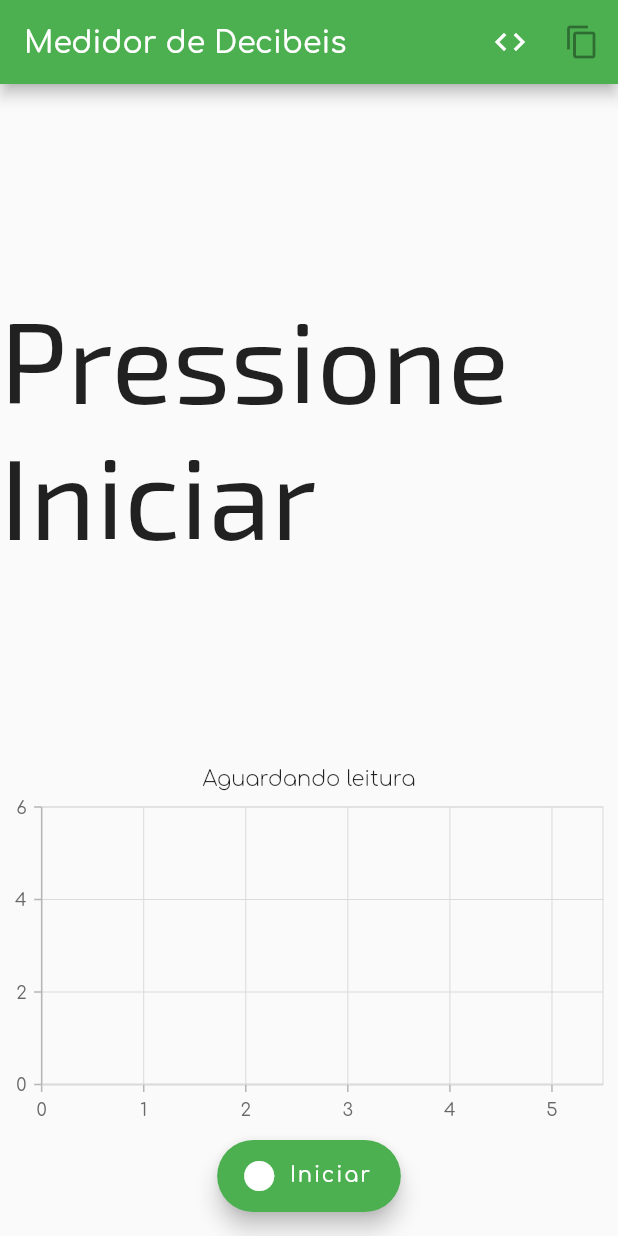
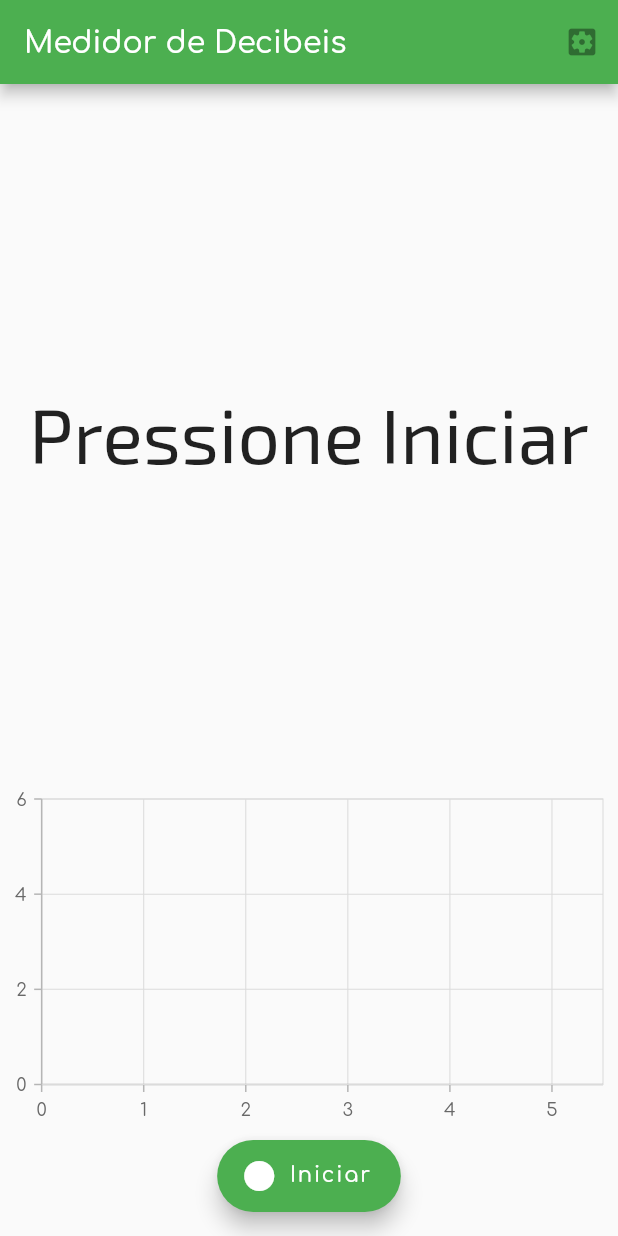
Before and after one commit to MarcosXavier93/IoT_Detector_de_Som, a Flutter app: the screen it shows after launch, on a phone screen of 412 x 824 dp. Run offline on Flutter 3.47's test engine with Material 2 defaults, Android fonts, the phone set to English and light mode, and no system bars; our stand-ins replace google_fonts, syncfusion_flutter_charts; missing offline and left inert: noise_meter.

Commit message:
Alterando Funcao Criar Grafico

```diff
--- a/iot_detector_de_som/lib/Dart.dart
+++ b/iot_detector_de_som/lib/Dart.dart
@@ -0,0 +1,9 @@
+
+
+class _ChartData {
+  final double? maxDB;
+  final double? meanDB;
+  final double frames;
+
+  _ChartData(this.maxDB, this.meanDB, this.frames);
+}
--- a/iot_detector_de_som/lib/Decibeis.dart
+++ b/iot_detector_de_som/lib/Decibeis.dart
@@ -5,12 +5,19 @@ import 'package:google_fonts/google_fonts.dart';
 import 'package:noise_meter/noise_meter.dart';
 import 'package:syncfusion_flutter_charts/charts.dart';
 import 'package:url_launcher/url_launcher.dart';
-
-
+import 'Dart.dart';
 
 class NoiseApp extends StatefulWidget {
   @override
   _NoiseAppState createState() => _NoiseAppState();
+}
+
+class _ChartData {
+  final double? maxDB;
+  final double? meanDB;
+  final double frames;
+
+  _ChartData(this.maxDB, this.meanDB, this.frames);
 }
 
 class _NoiseAppState extends State<NoiseApp> {
@@ -110,6 +117,10 @@ class _NoiseAppState extends State<NoiseApp> {
       ));
     }
   }
+  openSetting()  {
+
+  }
+
 
   @override
   Widget build(BuildContext context) {
@@ -123,16 +134,13 @@ class _NoiseAppState extends State<NoiseApp> {
         title: Text('Medidor de Decibeis'),
         actions: [
           IconButton(
-              tooltip: 'Codigo Fonte no Github',
-              icon: Icon(Icons.code_outlined),
-              onPressed: openGithub),
-          IconButton(
-            tooltip: 'Copiar os valores',
-            icon: Icon(Icons.copy),
-            onPressed: maxDB != null ? () => copyValue(_isDark) : null,
-          )
+            tooltip: 'Configuracoes',
+            icon: Icon(Icons.settings_applications),
+              onPressed: openSetting(),)
         ],
       ),
+
+
       floatingActionButtonLocation: FloatingActionButtonLocation.centerFloat,
       floatingActionButton: FloatingActionButton.extended(
         label: Text(_isRecording ? 'Parar ' : 'Iniciar'),
@@ -140,30 +148,41 @@ class _NoiseAppState extends State<NoiseApp> {
         icon: !_isRecording ? Icon(Icons.circle) : null,
         backgroundColor: _isRecording ? Colors.red : Colors.green,
       ),
-      body: Container(
+
+
+      body:
+
+    GestureDetector(
+    onTap: () {
+
+      copyValue(_isDark);
+
+    },
         child: Column(
+
           children: [
+
             Expanded(
+
               flex: 2,
-              child: Center(
+
+              child:Align (
+
                 child: Text(
-                  maxDB != null ? maxDB!.toStringAsFixed(2) : 'Pressione Iniciar',
-                  style: GoogleFonts.exo2(fontSize: 76),
+                  maxDB != null ? maxDB!.toStringAsFixed(3) : 'Pressione Iniciar',
+                  style: GoogleFonts.exo2(fontSize: 50),
+
                 ),
+
               ),
-            ),
-            Text(
-              meanDB != null
-                  ? 'Mean: ${meanDB!.toStringAsFixed(2)}'
-                  : 'Aguardando leitura',
-              style: TextStyle(fontWeight: FontWeight.w300, fontSize: 14),
             ),
             Expanded(
               child: SfCartesianChart(
+
                 series: <LineSeries<_ChartData, double>>[
                   LineSeries<_ChartData, double>(
                       dataSource: chartData,
-                      color: Color(0xFFFFFD),
+                      color: Colors.deepPurple,
                       xAxisName: 'Tempo',
                       yAxisName: 'dB',
                       name: 'Linha do Tempo',
@@ -173,8 +192,10 @@ class _NoiseAppState extends State<NoiseApp> {
 
           ],
               ),
+
             ),
             SizedBox(
+
               height: 68,
             ),
           ],
@@ -183,11 +204,3 @@ class _NoiseAppState extends State<NoiseApp> {
     );
   }
 }
-
-class _ChartData {
-  final double? maxDB;
-  final double? meanDB;
-  final double frames;
-
-  _ChartData(this.maxDB, this.meanDB, this.frames);
-}
```
